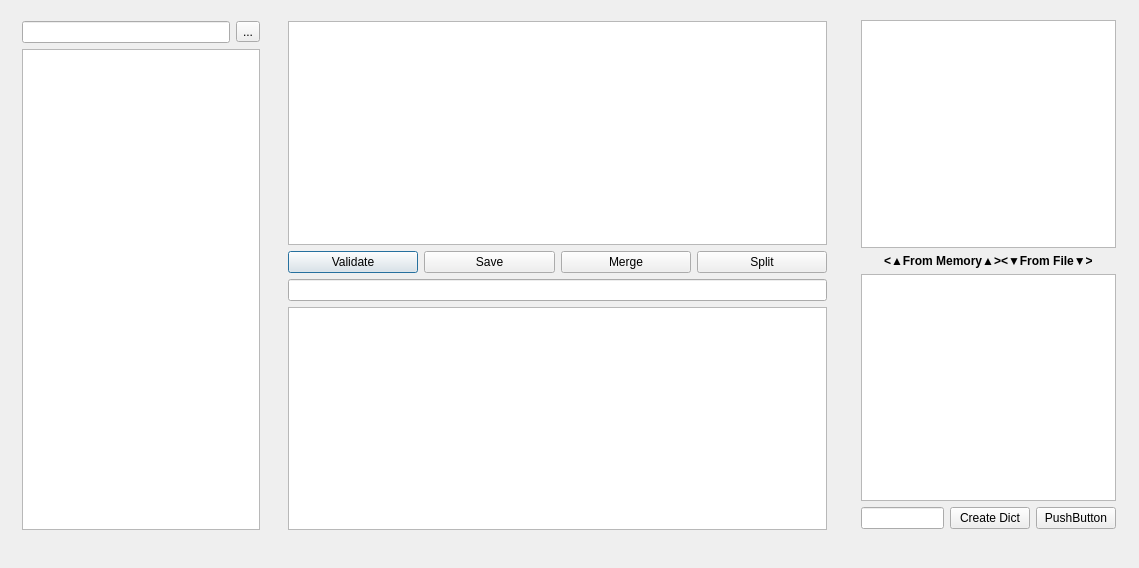
The window that CyDictEditor.ui (doritang1/CbrKDict) describes before a commit, drawn with Qt 5.
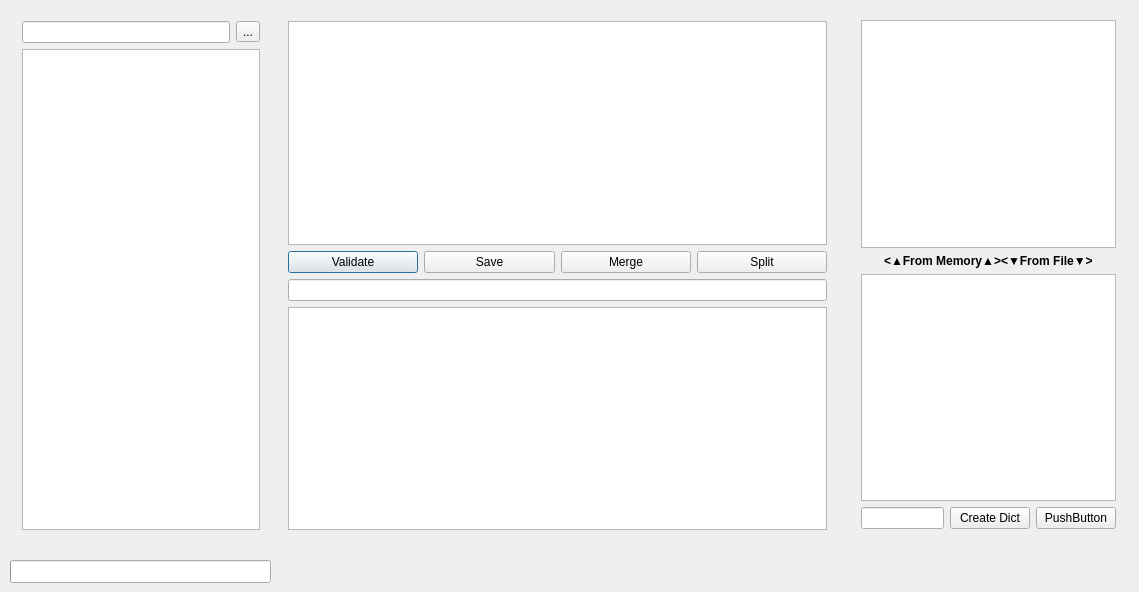
The same window after the commit.

Commit message:
progressbars are applied to merge and split functions
1. Progressbars using processEvents() and QtConcurrent::map() are applied for UI without freezing.
2. Some errors are still there though.

Diff of the .ui file:
```diff
--- a/CyDictEditor.ui
+++ b/CyDictEditor.ui
@@ -7,7 +7,7 @@
     <x>0</x>
     <y>0</y>
     <width>1139</width>
-    <height>568</height>
+    <height>592</height>
    </rect>
   </property>
   <property name="windowTitle">
@@ -186,6 +186,22 @@
     </item>
    </layout>
   </widget>
+  <widget class="QProgressBar" name="progressbarFiles">
+   <property name="geometry">
+    <rect>
+     <x>10</x>
+     <y>560</y>
+     <width>261</width>
+     <height>23</height>
+    </rect>
+   </property>
+   <property name="value">
+    <number>0</number>
+   </property>
+   <property name="textVisible">
+    <bool>false</bool>
+   </property>
+  </widget>
  </widget>
  <layoutdefault spacing="6" margin="11"/>
  <resources/>
```
The commit also changes 31 other files.
